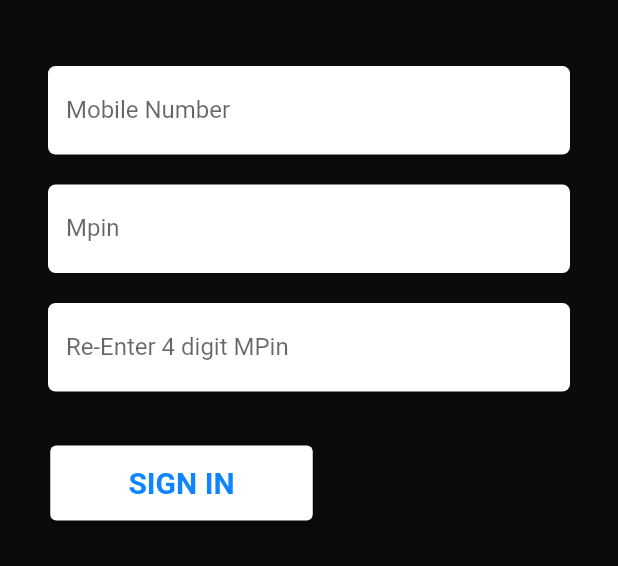
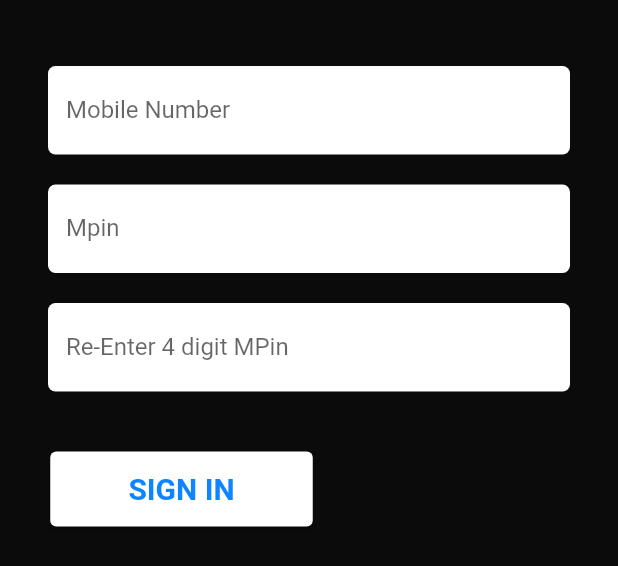
Before and after one commit to ashlesh-md/password_manager, a Flutter app: the Register widget shown alone on an empty page, opened directly, on a phone screen of 412 x 824 dp. Shown: the top 566 px of the screen. Run offline on Flutter 3.47's test engine with Material 2 defaults, Android fonts, the phone set to English and light mode, and no system bars; our stand-ins replace animated_splash_screen, dropdown_textfield, fluttertoast, sqflite; missing offline and left inert: dart:ffi; accounts and stored records are empty.

Commit message:
forth  commit

```diff
--- a/password_manager/lib/screens/register.dart
+++ b/password_manager/lib/screens/register.dart
@@ -92,11 +92,7 @@ class _RegisterState extends State<Register> with Validation {
                     validator: (value) => checkSize(value),
                   ),
                   const SizedBox(
-                    height: 20,
-                  ),
-                ],
-              ),
-            ),
+                    height: 40,
                   ),
                   Padding(
                     padding: const EdgeInsets.only(right: 170),
@@ -128,6 +124,10 @@ class _RegisterState extends State<Register> with Validation {
                               color: Color.fromARGB(255, 14, 133, 255))),
                     ),
                   ),
+                ],
+              ),
+            ),
+          ),
         ]),
       ),
     );
```
Lines whose indentation alone changed are shown as unchanged.
